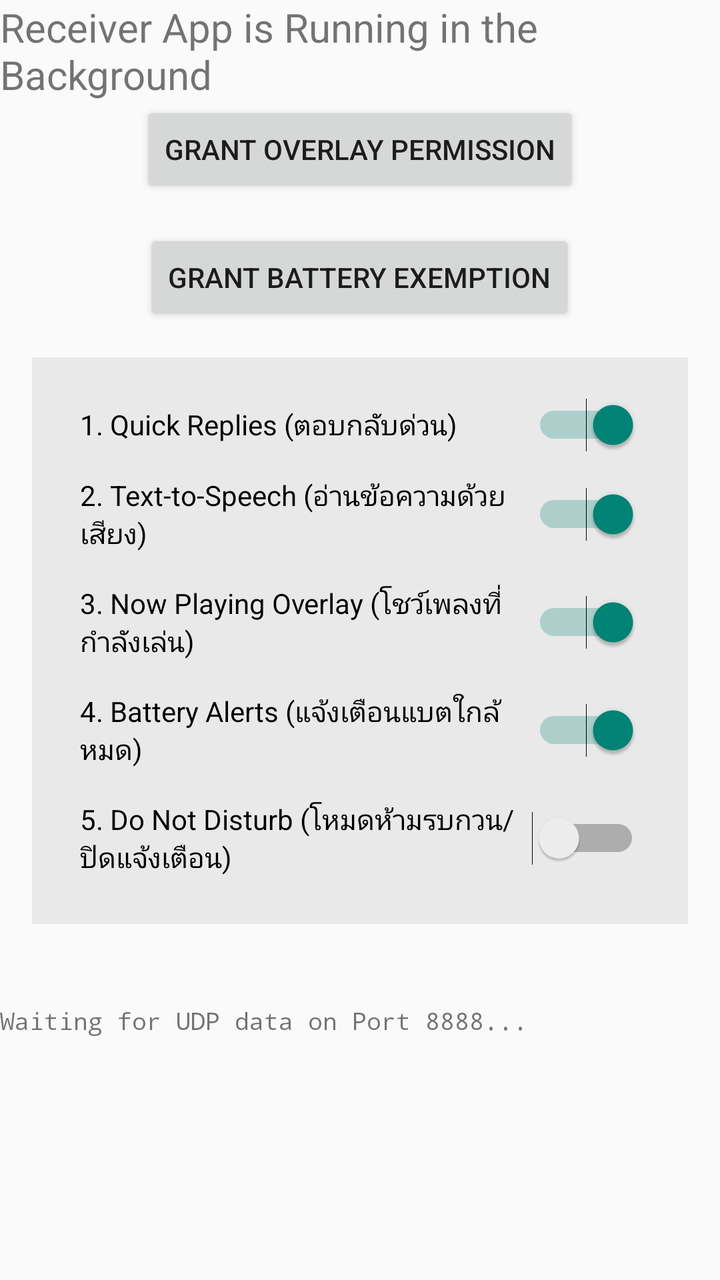
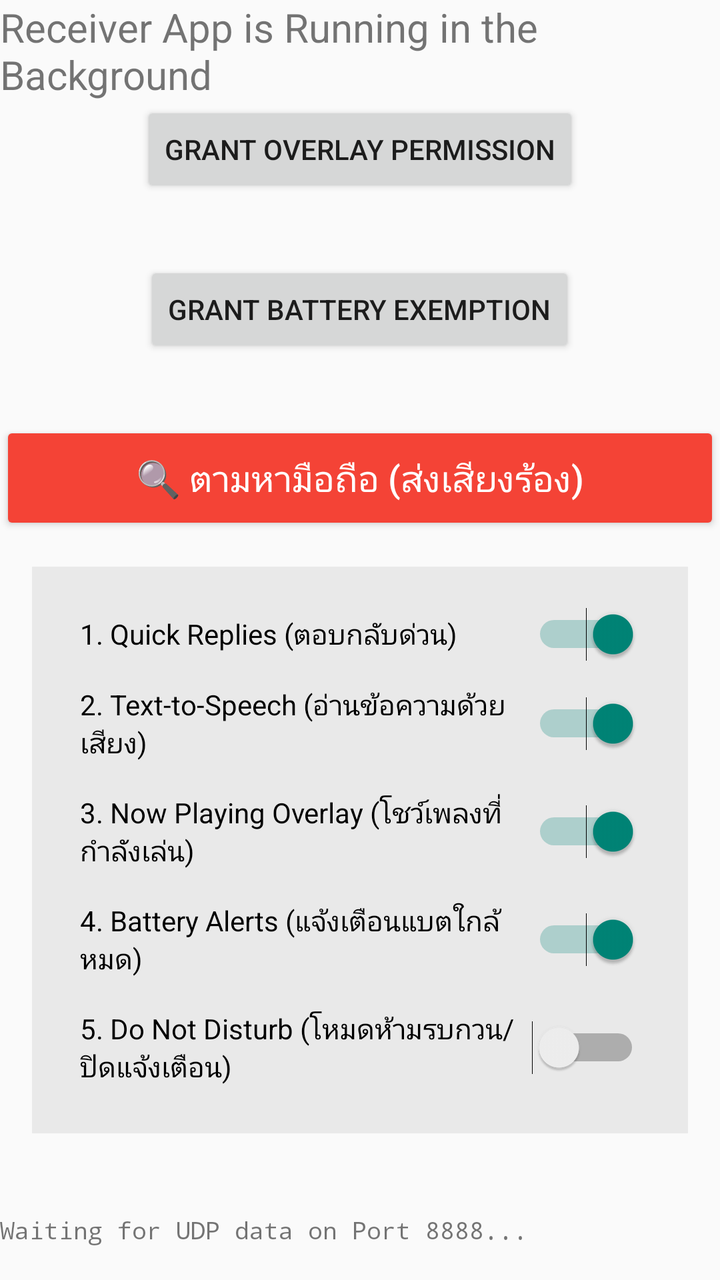

The first picture is an Android layout as it rendered before a commit; the second is the same layout after the commit. The layout source and the unified diff follow.
<!-- AndroidManifest.xml: application theme Theme.AppCompat.Light.DarkActionBar -->
<!-- res/layout/activity_main.xml -->
<?xml version="1.0" encoding="utf-8"?>
<LinearLayout xmlns:android="http://schemas.android.com/apk/res/android"
    android:layout_width="match_parent"
    android:layout_height="match_parent"
    android:gravity="center"
    android:orientation="vertical">

    <TextView
        android:layout_width="wrap_content"
        android:layout_height="wrap_content"
        android:text="Receiver App is Running in the Background"
        android:textSize="20sp" />

    <Button
        android:id="@+id/btnRequestOverlay"
        android:layout_width="wrap_content"
        android:layout_height="wrap_content"
        android:text="Grant Overlay Permission"
        android:layout_marginBottom="16dp"/>

    <Button
        android:id="@+id/btnRequestBattery"
        android:layout_width="wrap_content"
        android:layout_height="wrap_content"
        android:text="Grant Battery Exemption" />

    <LinearLayout
        android:layout_width="match_parent"
        android:layout_height="wrap_content"
        android:orientation="vertical"
        android:padding="16dp"
        android:background="#11000000"
        android:layout_margin="16dp">
        
        <Switch android:id="@+id/switchQuickReply" android:layout_width="match_parent" android:layout_height="wrap_content" android:text="1. Quick Replies (ตอบกลับด่วน)" android:checked="true" android:padding="8dp"/>
        <Switch android:id="@+id/switchTTS" android:layout_width="match_parent" android:layout_height="wrap_content" android:text="2. Text-to-Speech (อ่านข้อความด้วยเสียง)" android:checked="true" android:padding="8dp"/>
        <Switch android:id="@+id/switchMedia" android:layout_width="match_parent" android:layout_height="wrap_content" android:text="3. Now Playing Overlay (โชว์เพลงที่กำลังเล่น)" android:checked="true" android:padding="8dp"/>
        <Switch android:id="@+id/switchBattery" android:layout_width="match_parent" android:layout_height="wrap_content" android:text="4. Battery Alerts (แจ้งเตือนแบตใกล้หมด)" android:checked="true" android:padding="8dp"/>
        <Switch android:id="@+id/switchDND" android:layout_width="match_parent" android:layout_height="wrap_content" android:text="5. Do Not Disturb (โหมดห้ามรบกวน/ปิดแจ้งเตือน)" android:checked="false" android:padding="8dp"/>
    </LinearLayout>

    <ScrollView
        android:layout_width="match_parent"
        android:layout_height="0dp"
        android:layout_weight="1"
        android:layout_marginTop="24dp">
        <TextView
            android:id="@+id/tvLog"
            android:layout_width="match_parent"
            android:layout_height="wrap_content"
            android:text="Waiting for UDP data on Port 8888..."
            android:textSize="12sp"
            android:fontFamily="monospace"/>
    </ScrollView>
</LinearLayout>
<!-- resources referenced by this layout -->
<resources>

</resources>

<!-- the commit's change to res/layout/activity_main.xml (unified diff, before → after) -->
@@ -22,7 +22,19 @@
         android:id="@+id/btnRequestBattery"
         android:layout_width="wrap_content"
         android:layout_height="wrap_content"
+        android:layout_marginTop="16dp"
         android:text="Grant Battery Exemption" />
+
+    <Button
+        android:id="@+id/btnFindPhone"
+        android:layout_width="match_parent"
+        android:layout_height="wrap_content"
+        android:layout_marginTop="32dp"
+        android:padding="16dp"
+        android:backgroundTint="#F44336"
+        android:textColor="#FFFFFF"
+        android:textSize="18sp"
+        android:text="🔍 ตามหามือถือ (ส่งเสียงร้อง)" />
 
     <LinearLayout
         android:layout_width="match_parent"
